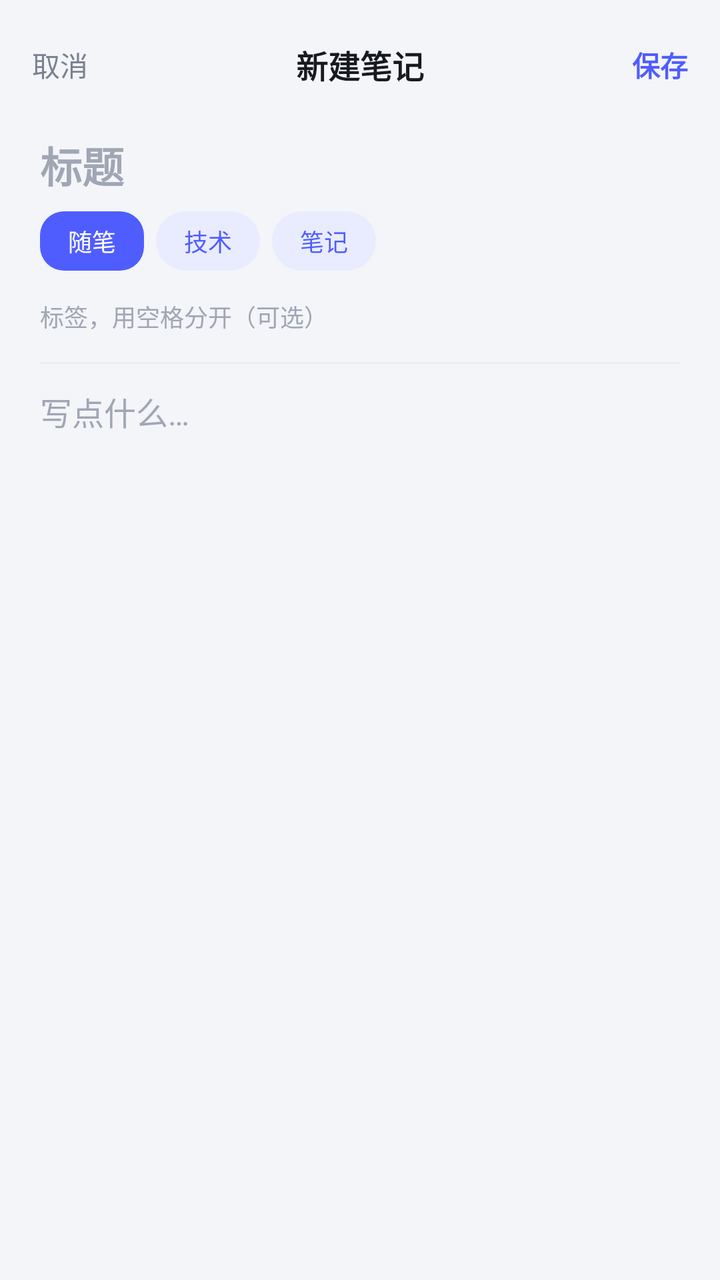
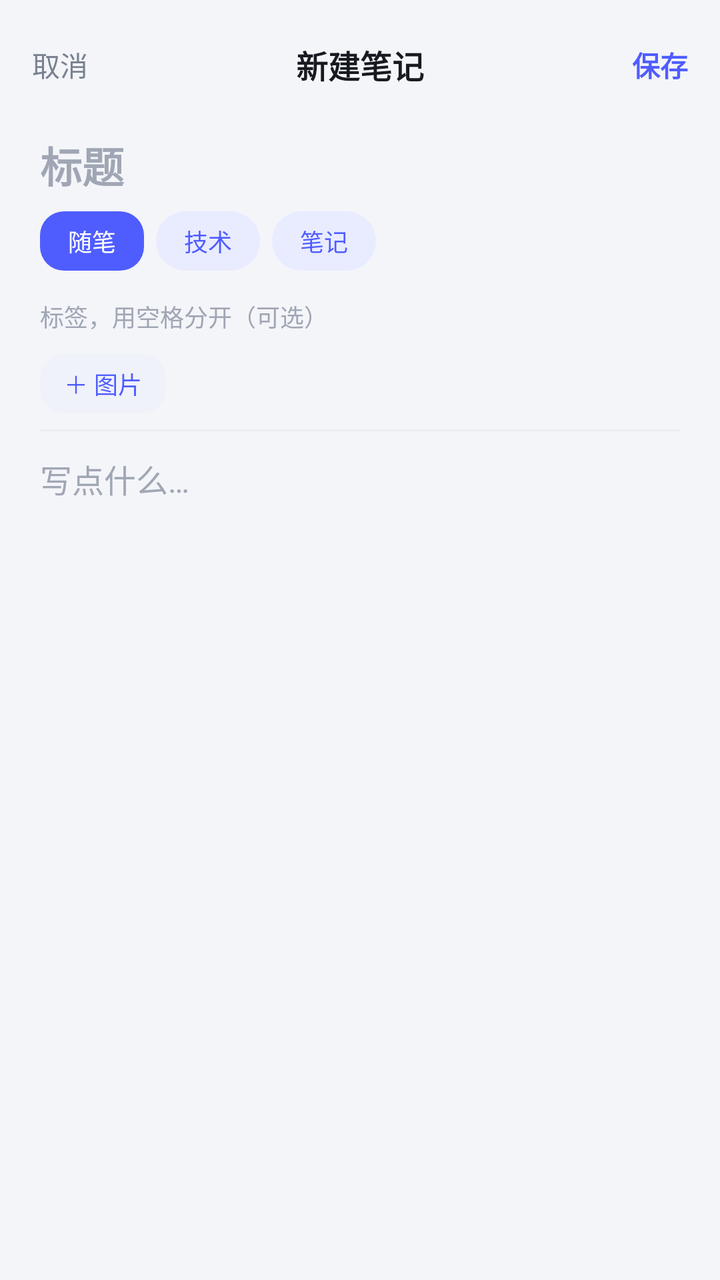

Before-and-after screenshots of an Android layout around one commit, followed by the original layout XML and the change that was made.
<!-- AndroidManifest.xml: application theme AppTheme -->
<!-- res/layout/activity_note.xml -->
<?xml version="1.0" encoding="utf-8"?>
<LinearLayout xmlns:android="http://schemas.android.com/apk/res/android"
    android:layout_width="match_parent"
    android:layout_height="match_parent"
    android:background="@color/bg"
    android:orientation="vertical">

    <LinearLayout
        android:layout_width="match_parent"
        android:layout_height="wrap_content"
        android:gravity="center_vertical"
        android:orientation="horizontal"
        android:paddingLeft="16dp"
        android:paddingTop="14dp"
        android:paddingRight="16dp"
        android:paddingBottom="6dp">

        <TextView
            android:id="@+id/cancelBtn"
            android:layout_width="wrap_content"
            android:layout_height="wrap_content"
            android:paddingTop="8dp"
            android:paddingRight="12dp"
            android:paddingBottom="8dp"
            android:text="取消"
            android:textColor="@color/ink2"
            android:textSize="14sp" />

        <TextView
            android:id="@+id/screenTitle"
            android:layout_width="0dp"
            android:layout_height="wrap_content"
            android:layout_weight="1"
            android:gravity="center"
            android:text="新建笔记"
            android:textColor="@color/ink"
            android:textSize="16sp"
            android:textStyle="bold" />

        <TextView
            android:id="@+id/saveBtn"
            android:layout_width="wrap_content"
            android:layout_height="wrap_content"
            android:paddingTop="8dp"
            android:paddingLeft="12dp"
            android:paddingBottom="8dp"
            android:text="保存"
            android:textColor="@color/accent"
            android:textSize="14sp"
            android:textStyle="bold" />
    </LinearLayout>

    <LinearLayout
        android:layout_width="match_parent"
        android:layout_height="0dp"
        android:layout_weight="1"
        android:orientation="vertical"
        android:paddingLeft="20dp"
        android:paddingRight="20dp">

        <EditText
            android:id="@+id/titleInput"
            android:layout_width="match_parent"
            android:layout_height="wrap_content"
            android:background="@null"
            android:hint="标题"
            android:inputType="text"
            android:maxLines="2"
            android:paddingTop="10dp"
            android:paddingBottom="8dp"
            android:textColor="@color/ink"
            android:textColorHint="@color/ink3"
            android:textSize="21sp"
            android:textStyle="bold" />

        <LinearLayout
            android:layout_width="match_parent"
            android:layout_height="wrap_content"
            android:gravity="center_vertical"
            android:orientation="horizontal">

            <TextView
                android:id="@+id/targetEssay"
                android:layout_width="wrap_content"
                android:layout_height="wrap_content"
                android:background="@drawable/bg_accent"
                android:paddingLeft="14dp"
                android:paddingTop="6dp"
                android:paddingRight="14dp"
                android:paddingBottom="6dp"
                android:text="随笔"
                android:textColor="@color/white"
                android:textSize="12sp" />

            <TextView
                android:id="@+id/targetTech"
                android:layout_width="wrap_content"
                android:layout_height="wrap_content"
                android:layout_marginLeft="6dp"
                android:background="@drawable/bg_tag"
                android:paddingLeft="14dp"
                android:paddingTop="6dp"
                android:paddingRight="14dp"
                android:paddingBottom="6dp"
                android:text="技术"
                android:textColor="@color/accent"
                android:textSize="12sp" />

            <TextView
                android:id="@+id/targetNote"
                android:layout_width="wrap_content"
                android:layout_height="wrap_content"
                android:layout_marginLeft="6dp"
                android:background="@drawable/bg_tag"
                android:paddingLeft="14dp"
                android:paddingTop="6dp"
                android:paddingRight="14dp"
                android:paddingBottom="6dp"
                android:text="笔记"
                android:textColor="@color/accent"
                android:textSize="12sp" />
        </LinearLayout>

        <EditText
            android:id="@+id/tagsInput"
            android:layout_width="match_parent"
            android:layout_height="wrap_content"
            android:layout_marginTop="8dp"
            android:background="@null"
            android:hint="标签，用空格分开（可选）"
            android:inputType="text"
            android:maxLines="1"
            android:paddingTop="6dp"
            android:paddingBottom="6dp"
            android:textColor="@color/ink"
            android:textColorHint="@color/ink3"
            android:textSize="12sp" />

        <View
            android:layout_width="match_parent"
            android:layout_height="1dp"
            android:layout_marginTop="8dp"
            android:background="@color/line" />

        <EditText
            android:id="@+id/contentInput"
            android:layout_width="match_parent"
            android:layout_height="0dp"
            android:layout_weight="1"
            android:background="@null"
            android:gravity="top"
            android:hint="写点什么…"
            android:inputType="textMultiLine|textCapSentences"
            android:lineSpacingExtra="6dp"
            android:paddingTop="12dp"
            android:paddingBottom="12dp"
            android:textColor="@color/ink"
            android:textColorHint="@color/ink3"
            android:textSize="16sp" />
    </LinearLayout>

    <TextView
        android:id="@+id/wordCount"
        android:layout_width="match_parent"
        android:layout_height="wrap_content"
        android:paddingLeft="20dp"
        android:paddingTop="6dp"
        android:paddingRight="20dp"
        android:paddingBottom="14dp"
        android:textColor="@color/ink3"
        android:textSize="10sp" />

</LinearLayout>
<!-- resources referenced by this layout -->
<resources>
  <color name="accent">#4F5DFF</color>
  <color name="bg">#F4F5F9</color>
  <color name="ink">#171A21</color>
  <color name="ink2">#7A8291</color>
  <color name="ink3">#A0A6B4</color>
  <color name="line">#EBEDF3</color>
  <color name="white">#FFFFFF</color>
  <!-- drawable bg_accent (drawable) -->
  <?xml version="1.0" encoding="utf-8"?>
  <shape xmlns:android="http://schemas.android.com/apk/res/android"
      android:shape="rectangle">
      <solid android:color="@color/accent" />
      <corners android:radius="12dp" />
  </shape>
  <!-- drawable bg_tag (drawable) -->
  <?xml version="1.0" encoding="utf-8"?>
  <shape xmlns:android="http://schemas.android.com/apk/res/android"
      android:shape="rectangle">
      <solid android:color="@color/accentSoft" />
      <corners android:radius="100dp" />
  </shape>
  <style name="AppTheme" parent="android:Theme.Material.Light.NoActionBar">
          <item name="android:windowBackground">@color/bg</item>
          <item name="android:colorAccent">@color/accent</item>
          <item name="android:statusBarColor">@color/bg</item>
          <item name="android:navigationBarColor">@color/bg</item>
          <item name="android:windowLightStatusBar">true</item>
          <item name="android:windowLightNavigationBar">true</item>
          <item name="android:windowActionModeOverlay">true</item>
      </style>
  <color name="accentSoft">#E9ECFF</color>
</resources>

<!-- the commit's change to res/layout/activity_note.xml (unified diff, before → after) -->
@@ -135,6 +135,50 @@
             android:textColor="@color/ink"
             android:textColorHint="@color/ink3"
             android:textSize="12sp" />
+
+        <LinearLayout
+            android:layout_width="match_parent"
+            android:layout_height="wrap_content"
+            android:layout_marginTop="4dp"
+            android:gravity="center_vertical"
+            android:orientation="horizontal">
+
+            <TextView
+                android:id="@+id/addImage"
+                android:layout_width="wrap_content"
+                android:layout_height="wrap_content"
+                android:background="@drawable/bg_soft"
+                android:paddingLeft="12dp"
+                android:paddingTop="6dp"
+                android:paddingRight="12dp"
+                android:paddingBottom="6dp"
+                android:text="＋ 图片"
+                android:textColor="@color/accent"
+                android:textSize="12sp" />
+
+            <TextView
+                android:id="@+id/imageCount"
+                android:layout_width="wrap_content"
+                android:layout_height="wrap_content"
+                android:layout_marginLeft="8dp"
+                android:textColor="@color/ink3"
+                android:textSize="10sp" />
+        </LinearLayout>
+
+        <HorizontalScrollView
+            android:id="@+id/imageScroll"
+            android:layout_width="match_parent"
+            android:layout_height="wrap_content"
+            android:layout_marginTop="8dp"
+            android:scrollbars="none"
+            android:visibility="gone">
+
+            <LinearLayout
+                android:id="@+id/imageStrip"
+                android:layout_width="wrap_content"
+                android:layout_height="wrap_content"
+                android:orientation="horizontal" />
+        </HorizontalScrollView>
 
         <View
             android:layout_width="match_parent"
<!-- resource entries referenced after the edit -->
@@ -12,6 +12,13 @@
   <shape xmlns:android="http://schemas.android.com/apk/res/android"
       android:shape="rectangle">
       <solid android:color="@color/accent" />
+      <corners android:radius="12dp" />
+  </shape>
+  <!-- drawable bg_soft (drawable) -->
+  <?xml version="1.0" encoding="utf-8"?>
+  <shape xmlns:android="http://schemas.android.com/apk/res/android"
+      android:shape="rectangle">
+      <solid android:color="#F0F2FA" />
       <corners android:radius="12dp" />
   </shape>
   <!-- drawable bg_tag (drawable) -->
